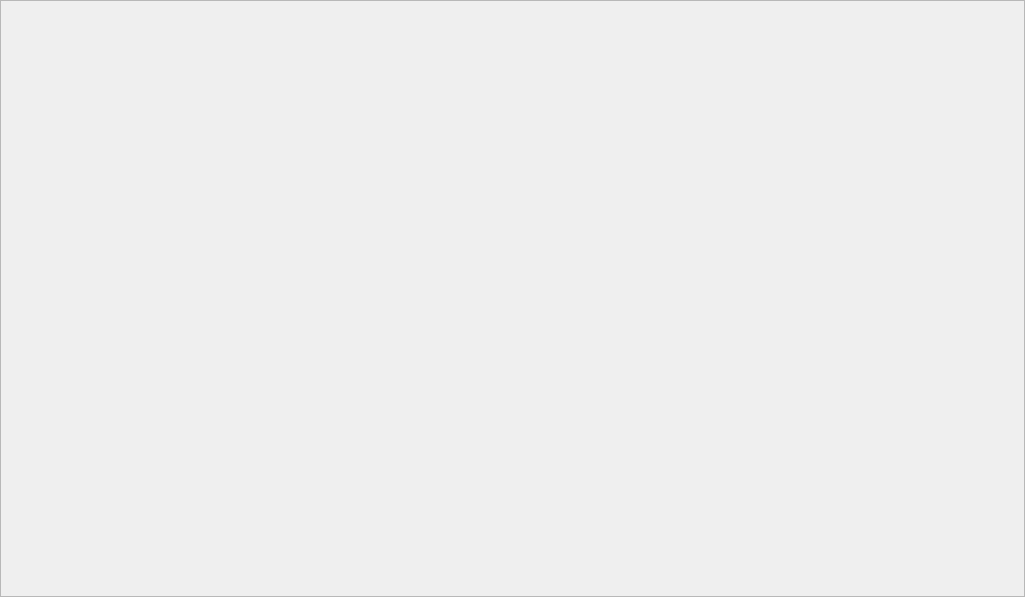
Above: widgets/CalendarMode/CalendarWeekWidget.ui from SeptemberHX/TodoManager before the change. Below: the same form after it.
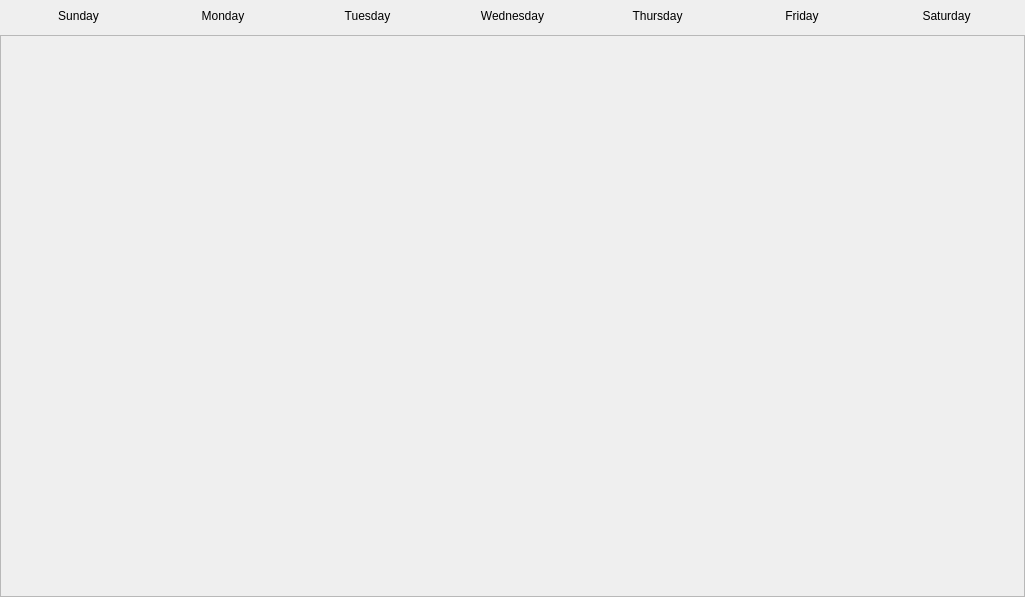
That is the form after the change.

Commit message: Fix: CalendarTimeLineWidget support scrollwidget well now Change: Pie Chart in GroupDetialWidget

What changed in the file:
```diff
--- a/widgets/CalendarMode/CalendarWeekWidget.ui
+++ b/widgets/CalendarMode/CalendarWeekWidget.ui
@@ -29,6 +29,82 @@
    <property name="bottomMargin">
     <number>0</number>
    </property>
+   <item>
+    <widget class="QWidget" name="dayLabelWidget" native="true">
+     <layout class="QHBoxLayout" name="horizontalLayout">
+      <item>
+       <widget class="QLabel" name="label_7">
+        <property name="text">
+         <string>Sunday</string>
+        </property>
+        <property name="alignment">
+         <set>Qt::AlignCenter</set>
+        </property>
+       </widget>
+      </item>
+      <item>
+       <widget class="QLabel" name="label_6">
+        <property name="text">
+         <string>Monday</string>
+        </property>
+        <property name="alignment">
+         <set>Qt::AlignCenter</set>
+        </property>
+       </widget>
+      </item>
+      <item>
+       <widget class="QLabel" name="label_5">
+        <property name="text">
+         <string>Tuesday</string>
+        </property>
+        <property name="alignment">
+         <set>Qt::AlignCenter</set>
+        </property>
+       </widget>
+      </item>
+      <item>
+       <widget class="QLabel" name="label_4">
+        <property name="text">
+         <string>Wednesday</string>
+        </property>
+        <property name="alignment">
+         <set>Qt::AlignCenter</set>
+        </property>
+       </widget>
+      </item>
+      <item>
+       <widget class="QLabel" name="label_3">
+        <property name="text">
+         <string>Thursday</string>
+        </property>
+        <property name="alignment">
+         <set>Qt::AlignCenter</set>
+        </property>
+       </widget>
+      </item>
+      <item>
+       <widget class="QLabel" name="label_2">
+        <property name="text">
+         <string>Friday</string>
+        </property>
+        <property name="alignment">
+         <set>Qt::AlignCenter</set>
+        </property>
+       </widget>
+      </item>
+      <item>
+       <widget class="QLabel" name="label">
+        <property name="text">
+         <string>Saturday</string>
+        </property>
+        <property name="alignment">
+         <set>Qt::AlignCenter</set>
+        </property>
+       </widget>
+      </item>
+     </layout>
+    </widget>
+   </item>
    <item>
     <widget class="QScrollArea" name="scrollArea">
      <property name="widgetResizable">
@@ -39,8 +115,8 @@
        <rect>
         <x>0</x>
         <y>0</y>
-        <width>1023</width>
-        <height>595</height>
+        <width>1021</width>
+        <height>551</height>
        </rect>
       </property>
       <property name="sizePolicy">
@@ -49,30 +125,7 @@
         <verstretch>0</verstretch>
        </sizepolicy>
       </property>
-      <layout class="QVBoxLayout" name="verticalLayout_2">
-       <property name="spacing">
-        <number>3</number>
-       </property>
-       <property name="leftMargin">
-        <number>0</number>
-       </property>
-       <property name="topMargin">
-        <number>0</number>
-       </property>
-       <property name="rightMargin">
-        <number>0</number>
-       </property>
-       <property name="bottomMargin">
-        <number>0</number>
-       </property>
-       <item>
-        <layout class="QGridLayout" name="gridLayout">
-         <property name="sizeConstraint">
-          <enum>QLayout::SetFixedSize</enum>
-         </property>
-        </layout>
-       </item>
-      </layout>
+      <layout class="QHBoxLayout" name="weekHorizontalLayout"/>
      </widget>
     </widget>
    </item>
```
The commit also changes 4 other files.
